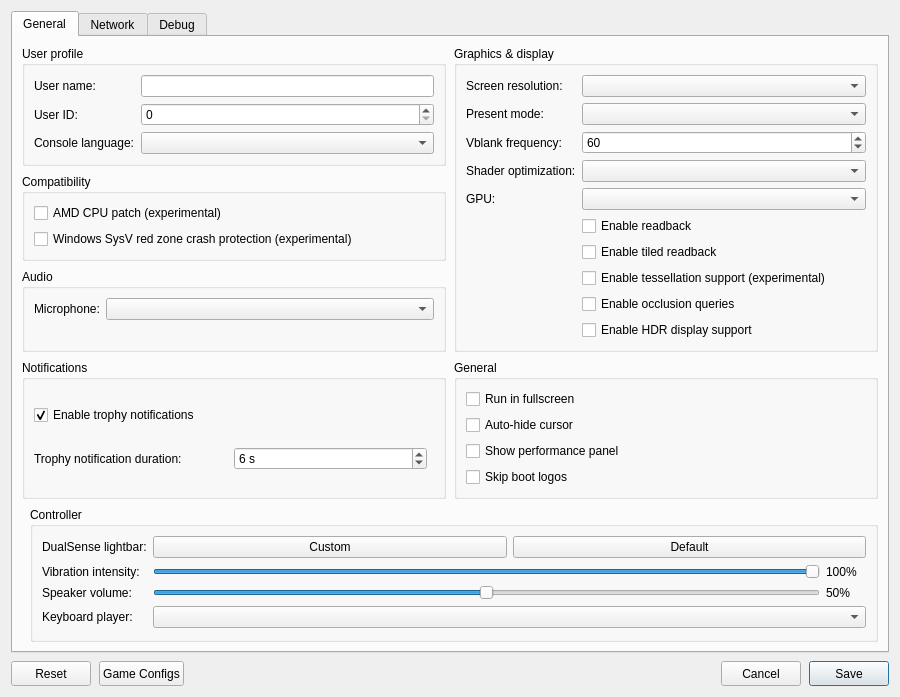
Old version of the form src/launcher/forms/configuration_edit_dialog.ui in the repository 0wn1/KytyPS5.
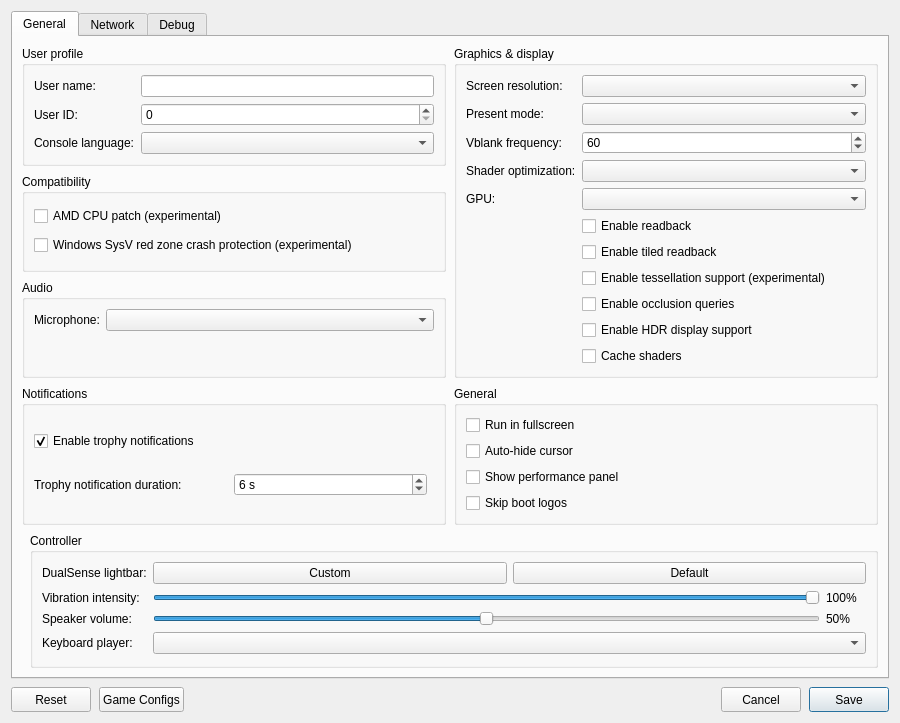
New version of the form. Custom widgets are drawn as their Qt base class.

Commit message: launcher: add a Cache shaders option, on by default

```diff
--- a/src/launcher/forms/configuration_edit_dialog.ui
+++ b/src/launcher/forms/configuration_edit_dialog.ui
@@ -191,6 +191,12 @@
               <property name="text"><string>Enable HDR display support</string></property>
              </widget>
             </item>
+            <item row="10" column="1">
+             <widget class="QCheckBox" name="checkBox_shader_cache">
+              <property name="toolTip"><string>Save compiled shaders and pipelines per game and load them at startup.</string></property>
+              <property name="text"><string>Cache shaders</string></property>
+             </widget>
+            </item>
            </layout>
           </widget>
          </item>
```
The commit also changes 4 other files.
